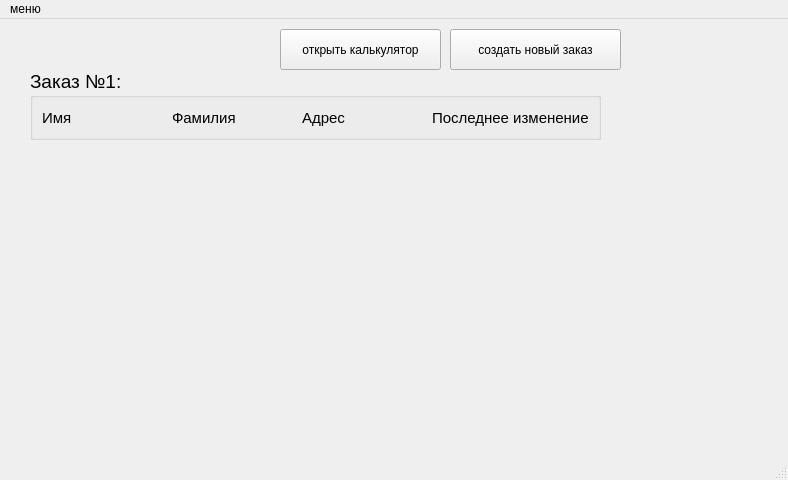
Qt form mainwindow.ui (HSE-TEAM/-semester-project) before a commit.
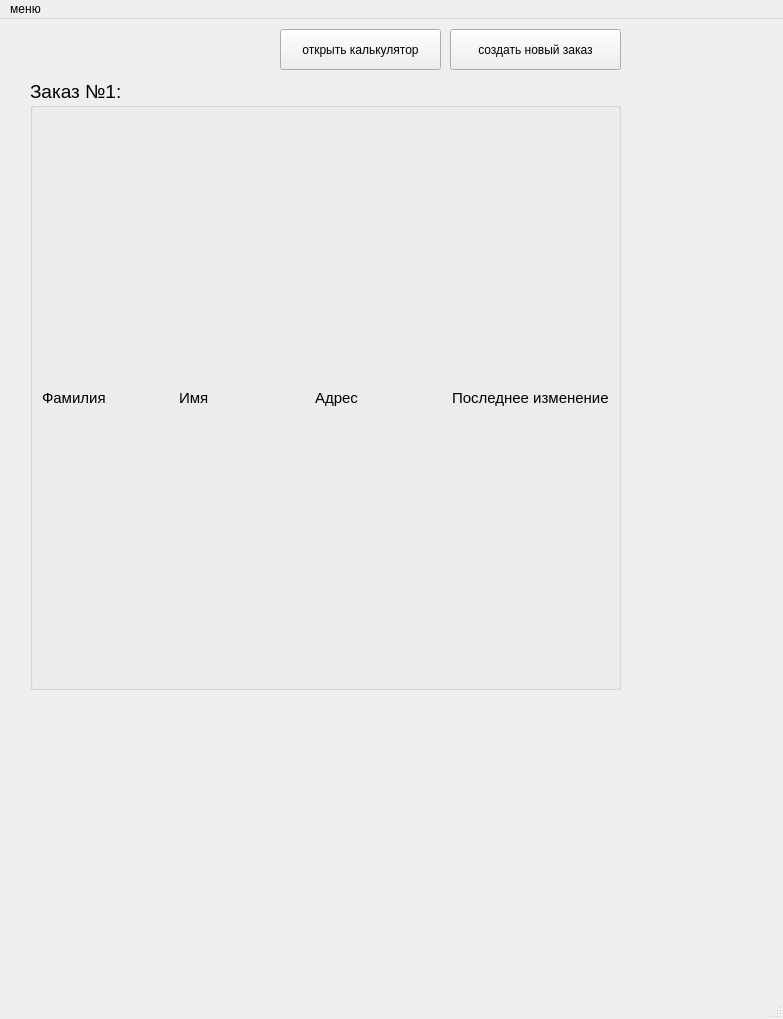
The same form after that commit.

```diff
--- a/mainwindow.ui
+++ b/mainwindow.ui
@@ -6,8 +6,8 @@
    <rect>
     <x>0</x>
     <y>0</y>
-    <width>788</width>
-    <height>480</height>
+    <width>783</width>
+    <height>1019</height>
    </rect>
   </property>
   <property name="windowTitle">
@@ -27,15 +27,31 @@
      <string>создать новый заказ</string>
     </property>
    </widget>
-   <widget class="QGroupBox" name="order_1">
+   <widget class="QPushButton" name="pushButton">
+    <property name="geometry">
+     <rect>
+      <x>280</x>
+      <y>10</y>
+      <width>161</width>
+      <height>41</height>
+     </rect>
+    </property>
+    <property name="text">
+     <string>открыть калькулятор</string>
+    </property>
+   </widget>
+   <widget class="QWidget" name="">
     <property name="geometry">
      <rect>
       <x>30</x>
-      <y>50</y>
-      <width>571</width>
-      <height>71</height>
+      <y>60</y>
+      <width>591</width>
+      <height>611</height>
      </rect>
     </property>
+    <layout class="QVBoxLayout" name="verticalLayout">
+     <item>
+      <widget class="QGroupBox" name="group_1">
     <property name="font">
      <font>
       <pointsize>14</pointsize>
@@ -45,18 +61,6 @@
      <string>Заказ №1:</string>
     </property>
     <layout class="QHBoxLayout" name="horizontalLayout">
-     <item>
-      <widget class="QLabel" name="name_1">
-       <property name="font">
-        <font>
-         <pointsize>11</pointsize>
-        </font>
-       </property>
-       <property name="text">
-        <string>Имя</string>
-       </property>
-      </widget>
-     </item>
      <item>
       <widget class="QLabel" name="surname_1">
        <property name="font">
@@ -69,6 +73,18 @@
        </property>
       </widget>
      </item>
+        <item>
+         <widget class="QLabel" name="name_1">
+          <property name="font">
+           <font>
+            <pointsize>11</pointsize>
+           </font>
+          </property>
+          <property name="text">
+           <string>Имя</string>
+          </property>
+         </widget>
+        </item>
      <item>
       <widget class="QLabel" name="adress_1">
        <property name="font">
@@ -95,18 +111,8 @@
      </item>
     </layout>
    </widget>
-   <widget class="QPushButton" name="pushButton">
-    <property name="geometry">
-     <rect>
-      <x>280</x>
-      <y>10</y>
-      <width>161</width>
-      <height>41</height>
-     </rect>
-    </property>
-    <property name="text">
-     <string>открыть калькулятор</string>
-    </property>
+     </item>
+    </layout>
    </widget>
   </widget>
   <widget class="QMenuBar" name="menubar">
@@ -114,7 +120,7 @@
     <rect>
      <x>0</x>
      <y>0</y>
-     <width>788</width>
+     <width>783</width>
      <height>21</height>
     </rect>
    </property>
```
Lines whose indentation alone changed are shown as unchanged.
